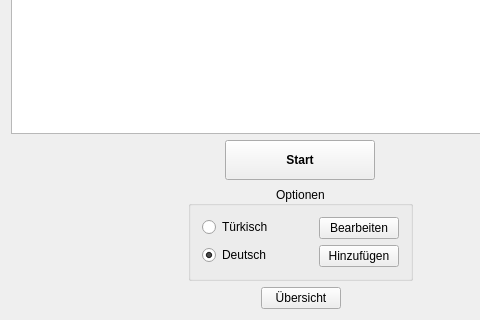
Before: the Qt Designer form phase6_gui.ui in JannikGrabe/Phase6, drawn with Qt 5; both pictures show x 0 to 480 and y 119 to 439 of the 600 by 439 pixel window.
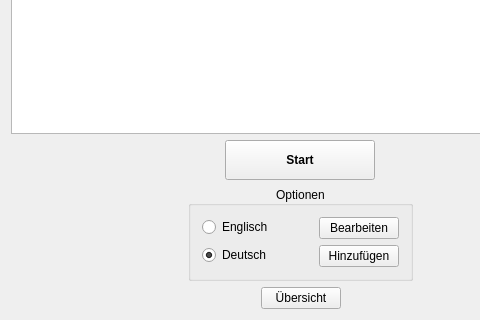
After: the same form once the commit is applied. Icons and pictures are not drawn.

Commit message: change Türkisch to Englisch and compare words without case sensitivity

The edit to the form file:
```diff
--- a/phase6_gui.ui
+++ b/phase6_gui.ui
@@ -259,7 +259,7 @@
              <item row="0" column="0">
               <widget class="QRadioButton" name="rb_lang1">
                <property name="text">
-                <string>Türkisch</string>
+                <string>Englisch</string>
                </property>
               </widget>
              </item>
```
The commit also changes 4 other files.
